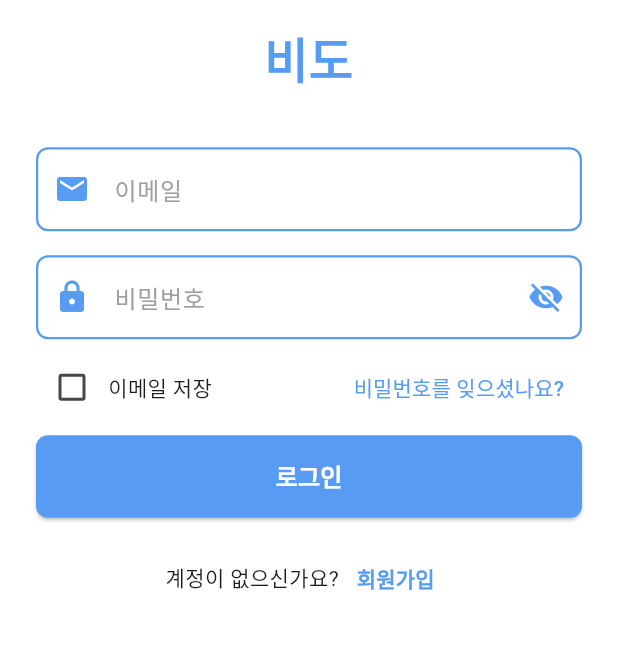
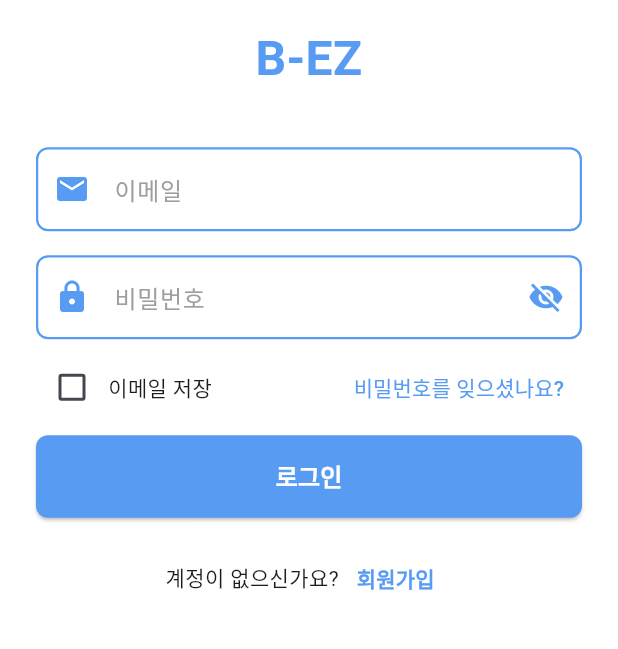
Before and after one commit to ssh5437/flutter_schedule_app, a Flutter app: the screen it shows after launch, on a phone screen of 412 x 824 dp, the part 269-918 px from its top. Run offline on Flutter 3.47's test engine with Material 3 defaults, Android fonts, the phone set to English and light mode, and no system bars; our stand-ins replace app_links, file_picker, firebase_analytics, firebase_core, fl_chart, flutter_colorpicker and 11 more; missing offline and left inert: encrypt, google_mlkit_text_recognition, home_widget, pointycastle, workmanager; accounts and stored records are empty.

Commit message:
앱 이름 변경

```diff
--- a/lib/main.dart
+++ b/lib/main.dart
@@ -222,7 +222,7 @@ class _MyAppState extends State<MyApp> {
         ChangeNotifierProvider(create: (_) => SubscriptionProvider()),
       ],
       child: MaterialApp(
-        title: '비도 관리',
+        title: 'B-EZ 관리',
         theme: ThemeData(
           colorScheme: ColorScheme.fromSeed(seedColor: Colors.deepPurple),
           scaffoldBackgroundColor: const Color(0xFFFAFAFA),
--- a/lib/screens/login_screen.dart
+++ b/lib/screens/login_screen.dart
@@ -264,7 +264,7 @@ class _LoginScreenState extends State<LoginScreen> {
                   ),
                   const SizedBox(height: 16),
                   const Text(
-                    '비도',
+                    'B-EZ',
                     style: TextStyle(
                       fontSize: 32,
                       fontWeight: FontWeight.bold,
--- a/lib/screens/settings_screen.dart
+++ b/lib/screens/settings_screen.dart
@@ -873,7 +873,7 @@ class _SettingsScreenState extends State<SettingsScreen> {
               final Uri emailUri = Uri(
                 scheme: 'mailto',
                 path: 'vividlifekr@gmail.com',
-                query: 'subject=${Uri.encodeComponent('비도 관리 앱 문의')}',
+                query: 'subject=${Uri.encodeComponent('B-EZ 관리 앱 문의')}',
               );
 
               try {
--- a/lib/services/backup_service.dart
+++ b/lib/services/backup_service.dart
@@ -143,7 +143,7 @@ class BackupService {
       await Share.shareXFiles(
         [XFile(file.path)],
         subject: '스케줄 백업 파일',
-        text: '비도 앱 백업 데이터입니다.',
+        text: 'B-EZ 앱 백업 데이터입니다.',
       );
     } catch (e) {
       throw Exception('백업 파일 공유 실패: $e');
```
Also changed, not shown: 1 other file.
